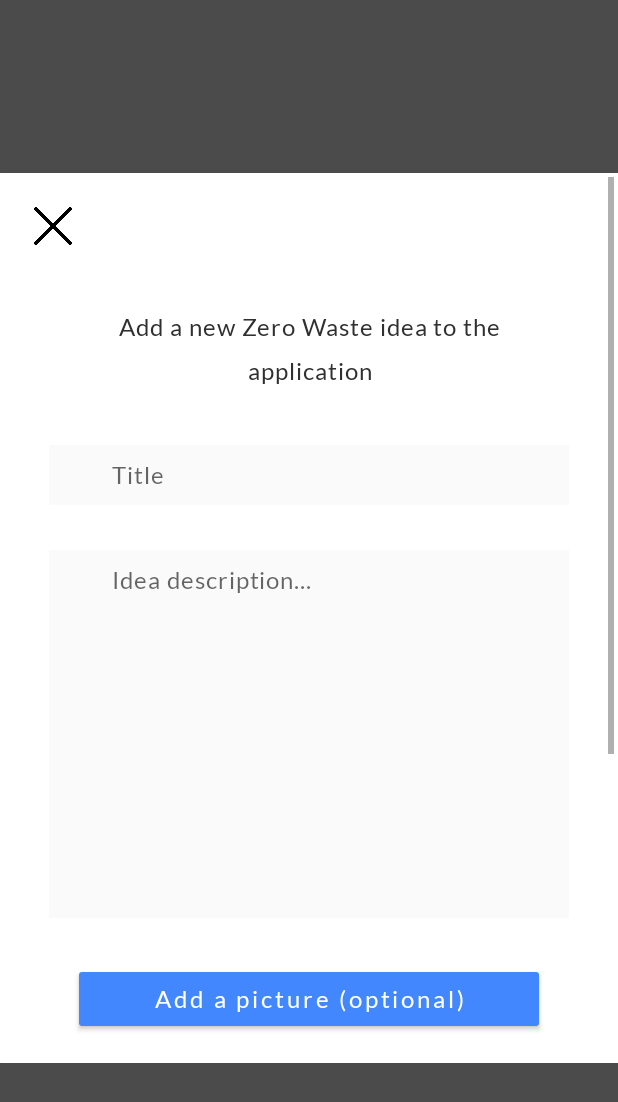
After one commit to ravo9/Android_Zero_Waste_Ideas, an Android app: the fragment NewIdeaViewFragment shown on its own in the app's theme, on a phone screen of 412 x 824 dp. The commit adds this screen. Shown: the top 1102 px of the screen. Run offline under Robolectric (Android 15) with nearby library versions, the phone set to English and light mode, and no system bars; our stand-ins replace Room's generated code, RxJava; network calls fail; pictures from the network do not load.

Commit message:
Add new item screen implemented

```diff
--- a/app/src/main/java/dreamcatcher/zerowasteideas/features/feed/FeedActivity.kt
+++ b/app/src/main/java/dreamcatcher/zerowasteideas/features/feed/FeedActivity.kt
@@ -23,6 +23,7 @@ import dreamcatcher.zerowasteideas.R
 import dreamcatcher.zerowasteideas.data.database.items.ItemEntity
 import dreamcatcher.zerowasteideas.features.appInfoView.AppInfoViewFragment
 import dreamcatcher.zerowasteideas.features.detailedView.DetailedViewFragment
+import dreamcatcher.zerowasteideas.features.detailedView.NewIdeaViewFragment
 import kotlinx.android.synthetic.main.activity_main_collapsing_toolbar.*
 import kotlinx.android.synthetic.main.activity_main_top_panel.*
 import kotlinx.android.synthetic.main.loading_badge.*
@@ -74,6 +75,9 @@ class FeedActivity : AppCompatActivity() {
 
         // Initialize app info button
         initializeAppInfoButton()
+
+        // Initialize app info button
+        initializeNewIdeaButton()
 
         // Initialize "Show more" button
         initializeShowMoreButton()
@@ -390,6 +394,22 @@ class FeedActivity : AppCompatActivity() {
         }
     }
 
+    private fun initializeNewIdeaButton() {
+
+        add_idea_button.setOnClickListener {
+
+            // Hide the keyboard just in case to avoid problems with the fragment view displaying
+            // It would be better to have this in Fragment - because of encapsulation - but then it's not so fluent.
+            hideKeyboard()
+
+            val fragment = NewIdeaViewFragment()
+            val fragmentTransaction = supportFragmentManager.beginTransaction()
+            fragmentTransaction.add(R.id.main_content_container, fragment)
+                .addToBackStack(null)
+                .commit()
+        }
+    }
+
     private fun initializeShowMoreButton() {
 
         show_more_button.setOnClickListener {
--- /dev/null
+++ b/app/src/main/java/dreamcatcher/zerowasteideas/features/newIdeaView/NewIdeaViewFragment.kt
@@ -0,0 +1,112 @@
+package dreamcatcher.zerowasteideas.features.detailedView
+
+import android.content.Context
+import android.os.Bundle
+import android.util.Log
+import android.view.LayoutInflater
+import android.view.View
+import android.view.ViewGroup
+import android.view.inputmethod.InputMethodManager
+import androidx.lifecycle.Observer
+import androidx.lifecycle.ViewModelProviders
+import com.bumptech.glide.Glide
+import dreamcatcher.zerowasteideas.R
+import dreamcatcher.zerowasteideas.data.database.items.ItemEntity
+import dreamcatcher.zerowasteideas.features.basic.BasicFragment
+import kotlinx.android.synthetic.main.new_item_view.*
+
+// View for adding a new item
+class NewIdeaViewFragment : BasicFragment() {
+
+    private lateinit var viewModel: NewIdeaViewViewModel
+
+    override fun onCreateView(inflater: LayoutInflater, container: ViewGroup?, savedInstanceState: Bundle?): View? {
+
+        // Initialize ViewModel
+        viewModel = ViewModelProviders.of(this).get(NewIdeaViewViewModel::class.java)
+
+        // Inflate the layout for this fragment
+        return inflater.inflate(R.layout.new_item_view, container, false)
+    }
+
+    override fun onActivityCreated(savedInstanceState: Bundle?) {
+        super.onActivityCreated(savedInstanceState)
+
+        // Fetch detailed data from Data Repository
+        subscribeForItem()
+
+        // Setup Cross Button
+        val closingOnClickListener = View.OnClickListener{
+            hideKeyboard()
+            activity?.onBackPressed()
+        }
+        btn_cross.setOnClickListener(closingOnClickListener)
+
+        // Setup closing on the grey fields' click
+        spacing_top.setOnClickListener(closingOnClickListener)
+        spacing_bottom.setOnClickListener(closingOnClickListener)
+
+        // Setup keyboard closing on white space click
+        main_content.setOnClickListener {
+            hideKeyboard()
+        }
+    }
+
+    private fun hideKeyboard() {
+        val view = activity?.currentFocus
+        view?.let { view ->
+            val imm = activity?.getSystemService(Context.INPUT_METHOD_SERVICE) as? InputMethodManager
+            imm?.let { it.hideSoftInputFromWindow(view.windowToken, 0) }
+        }
+    }
+
+    private fun subscribeForItem() {
+        val itemId = this.arguments?.getString("itemId")
+        if (!itemId.isNullOrEmpty()) {
+            /*viewModel.getSingleSavedItemById(itemId)?.observe(this, Observer<ItemEntity> {
+                setupDetailedView(it)
+            })*/
+        }
+    }
+
+    // Prepare view to display fetched item
+    private fun setupDetailedView(item: ItemEntity) {
+
+        // Set item's name
+        /*detailed_item_view_name.text = item.name
+
+        // Set bin type's text
+        detailed_item_view_recycling_steps.text = item.binType
+
+        // Set "additional information" to display
+        if (item.additionalInformation != null) {
+            var additionalInformationText = ""
+
+            for (phrase in item.additionalInformation) {
+                additionalInformationText += "✔"
+                additionalInformationText += "  "
+                additionalInformationText += phrase
+                additionalInformationText += "\n\n"
+            }
+            detailed_item_view_additional_info.text = additionalInformationText
+        }
+
+        // Load thumbnail
+        val imageUrl = item.imageLink
+        try { Glide.with(context!!).load(imageUrl).into(thumbnail); }
+        catch (e: Exception) {
+            picture_placeholder_text.visibility = View.VISIBLE
+            Log.e("Exception", e.message);
+        }*/
+
+        showLoadingView(false)
+    }
+
+    private fun showLoadingView(loadingState: Boolean) {
+        if (loadingState) {
+            progressBar.visibility = View.VISIBLE
+        } else {
+            progressBar.visibility = View.GONE
+        }
+    }
+}
--- /dev/null
+++ b/app/src/main/java/dreamcatcher/zerowasteideas/features/newIdeaView/NewIdeaViewViewModel.kt
@@ -0,0 +1,15 @@
+package dreamcatcher.zerowasteideas.features.detailedView
+
+import androidx.lifecycle.LiveData
+import androidx.lifecycle.ViewModel
+import dreamcatcher.zerowasteideas.data.database.items.ItemEntity
+import dreamcatcher.zerowasteideas.data.repositories.ItemsRepository
+
+class NewIdeaViewViewModel : ViewModel() {
+
+    private var itemsRepository = ItemsRepository()
+
+    /*fun getSingleSavedItemById(itemId: String): LiveData<ItemEntity>? {
+        return itemsRepository.getSingleSavedItemById(itemId)
+    }*/
+}
--- /dev/null
+++ b/app/src/main/res/layout/new_item_view.xml
@@ -0,0 +1,203 @@
+<?xml version="1.0" encoding="utf-8"?>
+<androidx.constraintlayout.widget.ConstraintLayout
+        xmlns:android="http://schemas.android.com/apk/res/android"
+        xmlns:app="http://schemas.android.com/apk/res-auto"
+        xmlns:tools="http://schemas.android.com/tools"
+        android:id="@+id/detailed_view_container"
+        android:layout_width="match_parent"
+        android:layout_height="match_parent"
+        android:clickable="true"
+        android:focusable="true"
+        android:elevation="@dimen/elevation_second_floor">
+
+    <RelativeLayout
+            android:id="@+id/spacing_top"
+            android:layout_width="match_parent"
+            android:layout_height="0dp"
+            app:layout_constraintHeight_default="percent"
+            app:layout_constraintHeight_percent=".14"
+            app:layout_constraintTop_toTopOf="parent"
+            android:background="@color/colorBackgroundAlternative"
+            android:alpha="0.7"/>
+
+    <androidx.constraintlayout.widget.ConstraintLayout
+            android:layout_width="match_parent"
+            android:layout_height="0dp"
+            android:background="@drawable/background_badge"
+            app:layout_constraintTop_toBottomOf="@id/spacing_top"
+            app:layout_constraintBottom_toTopOf="@id/spacing_bottom">
+
+        <ScrollView
+                android:layout_width="match_parent"
+                android:layout_height="match_parent">
+
+            <LinearLayout
+                    android:id="@+id/main_content"
+                    android:layout_width="match_parent"
+                    android:layout_height="wrap_content"
+                    android:padding="30dp"
+                    android:focusable="true"
+                    android:orientation="vertical">
+
+                    <TextView
+                            android:layout_width="match_parent"
+                            android:layout_height="wrap_content"
+
+                            android:layout_marginTop="40dp"
+                            android:layout_marginBottom="20dp"
+
+                            android:padding="20dp"
+
+                            android:textAlignment="center"
+                            android:text="@string/add_a_new_zero_waste"/>
+
+                    <EditText
+                            android:id="@+id/title_input"
+                            android:layout_width="match_parent"
+                            android:layout_height="match_parent"
+                            android:layout_marginBottom="30dp"
+                            android:paddingStart="42dp"
+                            android:paddingTop="10dp"
+                            android:paddingBottom="10dp"
+                            android:inputType="text"
+                            android:imeOptions="actionDone"
+                            android:background="@color/colorBackgroundEditText"
+                            android:textAlignment="viewStart"
+                            android:hint="@string/title"
+                            android:lines="1"/>
+
+                <EditText
+                        android:id="@+id/description_input"
+                        android:layout_width="match_parent"
+                        android:layout_height="match_parent"
+                        android:layout_marginBottom="30dp"
+                        android:paddingStart="42dp"
+                        android:paddingTop="10dp"
+                        android:paddingBottom="10dp"
+                        android:inputType="textMultiLine"
+                        android:imeOptions="actionDone"
+                        android:background="@color/colorBackgroundEditText"
+                        android:textAlignment="textStart"
+                        android:gravity="start"
+                        android:hint="@string/idea_description"
+                        android:lines="8"
+                        android:maxLines="12"/>
+
+                <androidx.cardview.widget.CardView
+                        android:id="@+id/thumbnail_container"
+                        android:layout_width="match_parent"
+                        android:layout_height="wrap_content"
+                        android:layout_marginBottom="30dp"
+                        app:cardCornerRadius="10dp"
+                        android:visibility="gone">
+
+                    <ImageView
+                            android:id="@+id/thumbnail"
+                            android:src="@color/browser_actions_divider_color"
+                            android:layout_width="match_parent"
+                            android:layout_height="match_parent"
+                            android:scaleType="centerCrop"/>
+
+                </androidx.cardview.widget.CardView>
+
+
+                <Button
+                        style="@style/ButtonStyle"
+                        android:id="@+id/add_picture_button"
+                        android:layout_width="match_parent"
+                        android:layout_height="wrap_content"
+
+                        android:layout_marginStart="16dp"
+                        android:layout_marginEnd="16dp"
+
+                        android:layout_marginBottom="30dp"
+
+                        android:text="@string/add_the_picture_optional"/>
+
+                <EditText
+                        android:id="@+id/email_input"
+                        android:layout_width="match_parent"
+                        android:layout_height="match_parent"
+                        android:layout_marginBottom="30dp"
+                        android:paddingStart="42dp"
+                        android:paddingTop="10dp"
+                        android:paddingBottom="10dp"
+                        android:inputType="text"
+                        android:imeOptions="actionDone"
+                        android:background="@color/colorBackgroundEditText"
+                        android:textAlignment="viewStart"
+                        android:hint="@string/email_address_wont_be_published"
+                        android:lines="1"/>
+
+                <EditText
+                        android:id="@+id/author_input"
+                        android:layout_width="match_parent"
+                        android:layout_height="match_parent"
+                        android:layout_marginBottom="30dp"
+                        android:paddingStart="42dp"
+                        android:paddingTop="10dp"
+                        android:paddingBottom="10dp"
+                        android:inputType="text"
+                        android:imeOptions="actionDone"
+                        android:background="@color/colorBackgroundEditText"
+                        android:textAlignment="viewStart"
+                        android:hint="@string/author_of_the_idea"
+                        android:lines="1"/>
+
+                <Button
+                        style="@style/ButtonStyle"
+                        android:id="@+id/add_idea_button"
+                        android:layout_width="match_parent"
+                        android:layout_height="wrap_content"
+
+                        android:layout_marginStart="16dp"
+                        android:layout_marginEnd="16dp"
+
+                        android:layout_marginBottom="30dp"
+
+                        android:text="@string/add_idea"/>
+
+                <include
+                        layout="@layout/footer"
+                        android:layout_width="match_parent"
+                        android:layout_height="wrap_content"/>
+
+            </LinearLayout>
+
+        </ScrollView>
+
+        <ImageButton
+                android:id="@+id/btn_cross"
+                android:layout_width="@dimen/detailed_view_cross_button_length"
+                android:layout_height="@dimen/detailed_view_cross_button_length"
+                app:layout_constraintStart_toStartOf="parent"
+                app:layout_constraintTop_toTopOf="parent"
+                android:layout_margin="@dimen/detailed_view_cross_button_margin"
+                android:src="@drawable/icon_cross"
+                android:scaleType="centerCrop"
+                android:background="@null"/>
+
+    </androidx.constraintlayout.widget.ConstraintLayout>
+
+    <RelativeLayout
+            android:id="@+id/spacing_bottom"
+            android:layout_width="match_parent"
+            android:layout_height="0dp"
+            app:layout_constraintHeight_default="percent"
+            app:layout_constraintHeight_percent=".14"
+            android:background="@color/colorBackgroundAlternative"
+            app:layout_constraintBottom_toBottomOf="parent"
+            android:alpha="0.7"/>
+
+    <ProgressBar
+        android:id="@+id/progressBar"
+        style="?android:attr/progressBarStyle"
+        android:layout_width="match_parent"
+        android:layout_height="wrap_content"
+        app:layout_constraintLeft_toLeftOf="parent"
+        app:layout_constraintRight_toRightOf="parent"
+        app:layout_constraintTop_toTopOf="parent"
+        app:layout_constraintBottom_toBottomOf="parent"
+            android:visibility="gone"/>
+
+</androidx.constraintlayout.widget.ConstraintLayout>
--- a/app/src/main/res/values/colors.xml
+++ b/app/src/main/res/values/colors.xml
@@ -7,6 +7,7 @@
 
     <color name="colorBackground">#FFF</color>
     <color name="colorBackgroundAlternative">#000</color>
+    <color name="colorBackgroundEditText">#fafafa</color>
 
     <color name="colorText">#303030</color>
     <color name="colorTextAlternative">#525252</color>
--- a/app/src/main/res/values/strings.xml
+++ b/app/src/main/res/values/strings.xml
@@ -62,6 +62,20 @@
 
     <string name="yes_please">Yes, please</string>
 
+    <string name="title">Title</string>
+
+    <string name="idea_description">Idea description...</string>
+
+    <string name="add_idea">Add idea</string>
+
+    <string name="add_a_new_zero_waste">Add a new Zero Waste idea to the application</string>
+
+    <string name="email_address_wont_be_published">Email address (won\'t be published)</string>
+
+    <string name="author_of_the_idea">Author of the idea</string>
+
+    <string name="add_the_picture_optional">Add a picture (optional)</string>
+
     <string name="footer">Zero Waste Ideas ® 2020</string>
 
     <!-- Analytics events names -->
```
Also changed, not shown: 1 other file.
